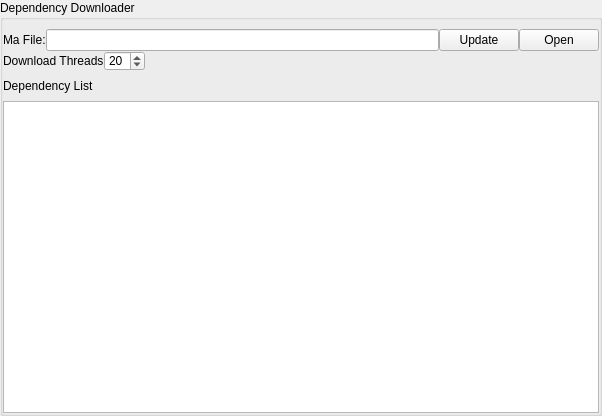
Old version of the form plugins/dependency_loader/gui/main.ui in the repository MayaFramework/Framework.
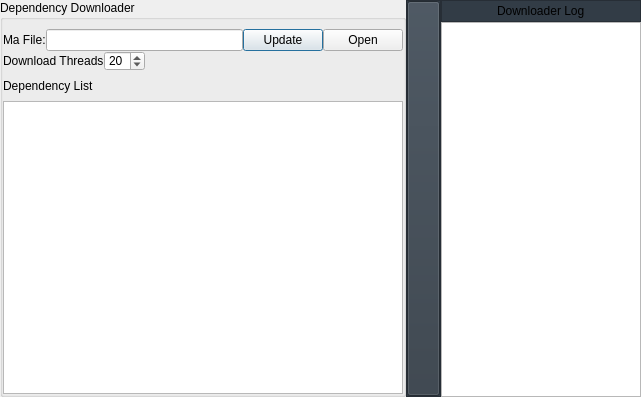
New version of the form.

Patch:
```diff
--- a/plugins/dependency_loader/gui/main.ui
+++ b/plugins/dependency_loader/gui/main.ui
@@ -1,32 +1,23 @@
 <?xml version="1.0" encoding="UTF-8"?>
 <ui version="4.0">
- <class>Form</class>
- <widget class="QWidget" name="Form">
+ <class>Dialog</class>
+ <widget class="QDialog" name="Dialog">
   <property name="geometry">
    <rect>
     <x>0</x>
     <y>0</y>
-    <width>602</width>
-    <height>416</height>
+    <width>637</width>
+    <height>397</height>
    </rect>
   </property>
   <property name="windowTitle">
    <string>Downloader: Miguel Molledo</string>
   </property>
-  <layout class="QVBoxLayout" name="verticalLayout_3">
+  <layout class="QHBoxLayout" name="horizontalLayout_5">
    <property name="spacing">
     <number>0</number>
    </property>
-   <property name="leftMargin">
-    <number>0</number>
-   </property>
-   <property name="topMargin">
-    <number>0</number>
-   </property>
-   <property name="rightMargin">
-    <number>0</number>
-   </property>
-   <property name="bottomMargin">
+   <property name="margin">
     <number>0</number>
    </property>
    <item>
@@ -34,7 +25,7 @@
      <property name="title">
       <string>Dependency Downloader</string>
      </property>
-     <layout class="QVBoxLayout" name="verticalLayout_2">
+     <layout class="QVBoxLayout" name="verticalLayout_6">
       <property name="spacing">
        <number>0</number>
       </property>
@@ -51,9 +42,9 @@
        <number>0</number>
       </property>
       <item>
-       <layout class="QHBoxLayout" name="horizontalLayout">
+       <layout class="QHBoxLayout" name="horizontalLayout_12">
         <item>
-         <widget class="QLabel" name="label">
+         <widget class="QLabel" name="label_2">
           <property name="text">
            <string>Ma File:</string>
           </property>
@@ -68,6 +59,18 @@
         </item>
         <item>
          <widget class="QPushButton" name="update_btn">
+          <property name="sizePolicy">
+           <sizepolicy hsizetype="Fixed" vsizetype="Fixed">
+            <horstretch>0</horstretch>
+            <verstretch>0</verstretch>
+           </sizepolicy>
+          </property>
+          <property name="minimumSize">
+           <size>
+            <width>40</width>
+            <height>0</height>
+           </size>
+          </property>
           <property name="toolTip">
            <string>Update recursively the file that must be an [.ma]</string>
           </property>
@@ -78,6 +81,18 @@
         </item>
         <item>
          <widget class="QPushButton" name="open_btn">
+          <property name="sizePolicy">
+           <sizepolicy hsizetype="Fixed" vsizetype="Fixed">
+            <horstretch>0</horstretch>
+            <verstretch>0</verstretch>
+           </sizepolicy>
+          </property>
+          <property name="minimumSize">
+           <size>
+            <width>40</width>
+            <height>0</height>
+           </size>
+          </property>
           <property name="text">
            <string>Open</string>
           </property>
@@ -86,7 +101,7 @@
        </layout>
       </item>
       <item>
-       <layout class="QHBoxLayout" name="horizontalLayout_2">
+       <layout class="QHBoxLayout" name="horizontalLayout_13">
         <property name="spacing">
          <number>0</number>
         </property>
@@ -129,7 +144,7 @@
          </widget>
         </item>
         <item>
-         <spacer name="horizontalSpacer">
+         <spacer name="horizontalSpacer_5">
           <property name="orientation">
            <enum>Qt::Horizontal</enum>
           </property>
@@ -144,9 +159,9 @@
        </layout>
       </item>
       <item>
-       <layout class="QHBoxLayout" name="horizontalLayout_3">
+       <layout class="QHBoxLayout" name="horizontalLayout_14">
         <item>
-         <widget class="QLabel" name="label_2">
+         <widget class="QLabel" name="label_3">
           <property name="text">
            <string>Dependency List</string>
           </property>
@@ -191,6 +206,12 @@
       </item>
       <item>
        <widget class="QListWidget" name="dependency_list">
+        <property name="minimumSize">
+         <size>
+          <width>400</width>
+          <height>0</height>
+         </size>
+        </property>
         <property name="contextMenuPolicy">
          <enum>Qt::CustomContextMenu</enum>
         </property>
@@ -202,6 +223,177 @@
      </layout>
     </widget>
    </item>
+   <item>
+    <widget class="QFrame" name="frame_2">
+     <property name="minimumSize">
+      <size>
+       <width>35</width>
+       <height>0</height>
+      </size>
+     </property>
+     <property name="maximumSize">
+      <size>
+       <width>35</width>
+       <height>16777215</height>
+      </size>
+     </property>
+     <property name="styleSheet">
+      <string notr="true">background-color: rgb(50, 60, 70);</string>
+     </property>
+     <property name="frameShape">
+      <enum>QFrame::StyledPanel</enum>
+     </property>
+     <property name="frameShadow">
+      <enum>QFrame::Raised</enum>
+     </property>
+     <layout class="QVBoxLayout" name="verticalLayout_2">
+      <property name="spacing">
+       <number>0</number>
+      </property>
+      <property name="margin">
+       <number>0</number>
+      </property>
+      <item>
+       <layout class="QVBoxLayout" name="verticalLayout_3">
+        <property name="spacing">
+         <number>0</number>
+        </property>
+        <item>
+         <widget class="QPushButton" name="log_btn">
+          <property name="sizePolicy">
+           <sizepolicy hsizetype="Minimum" vsizetype="Expanding">
+            <horstretch>0</horstretch>
+            <verstretch>0</verstretch>
+           </sizepolicy>
+          </property>
+          <property name="autoFillBackground">
+           <bool>false</bool>
+          </property>
+          <property name="text">
+           <string/>
+          </property>
+          <property name="iconSize">
+           <size>
+            <width>24</width>
+            <height>24</height>
+           </size>
+          </property>
+          <property name="shortcut">
+           <string>Ctrl+S</string>
+          </property>
+         </widget>
+        </item>
+       </layout>
+      </item>
+     </layout>
+    </widget>
+   </item>
+   <item>
+    <widget class="QWidget" name="log_widget" native="true">
+     <property name="minimumSize">
+      <size>
+       <width>200</width>
+       <height>0</height>
+      </size>
+     </property>
+     <property name="maximumSize">
+      <size>
+       <width>600</width>
+       <height>16000</height>
+      </size>
+     </property>
+     <layout class="QHBoxLayout" name="horizontalLayout_2">
+      <property name="spacing">
+       <number>0</number>
+      </property>
+      <property name="margin">
+       <number>0</number>
+      </property>
+      <item>
+       <layout class="QHBoxLayout" name="horizontalLayout">
+        <property name="spacing">
+         <number>0</number>
+        </property>
+        <item>
+         <layout class="QVBoxLayout" name="verticalLayout_4">
+          <property name="spacing">
+           <number>0</number>
+          </property>
+          <item>
+           <widget class="QFrame" name="frame">
+            <property name="styleSheet">
+             <string notr="true">background-color: rgb(50, 60, 70);</string>
+            </property>
+            <property name="frameShape">
+             <enum>QFrame::StyledPanel</enum>
+            </property>
+            <property name="frameShadow">
+             <enum>QFrame::Raised</enum>
+            </property>
+            <layout class="QVBoxLayout" name="verticalLayout">
+             <property name="spacing">
+              <number>0</number>
+             </property>
+             <property name="margin">
+              <number>0</number>
+             </property>
+             <item>
+              <layout class="QHBoxLayout" name="horizontalLayout_3">
+               <property name="spacing">
+                <number>0</number>
+               </property>
+               <item>
+                <spacer name="horizontalSpacer_2">
+                 <property name="orientation">
+                  <enum>Qt::Horizontal</enum>
+                 </property>
+                 <property name="sizeHint" stdset="0">
+                  <size>
+                   <width>40</width>
+                   <height>20</height>
+                  </size>
+                 </property>
+                </spacer>
+               </item>
+               <item>
+                <widget class="QLabel" name="label">
+                 <property name="text">
+                  <string>Downloader Log</string>
+                 </property>
+                </widget>
+               </item>
+               <item>
+                <spacer name="horizontalSpacer_3">
+                 <property name="orientation">
+                  <enum>Qt::Horizontal</enum>
+                 </property>
+                 <property name="sizeHint" stdset="0">
+                  <size>
+                   <width>40</width>
+                   <height>20</height>
+                  </size>
+                 </property>
+                </spacer>
+               </item>
+              </layout>
+             </item>
+            </layout>
+           </widget>
+          </item>
+          <item>
+           <widget class="QPlainTextEdit" name="log_text_widget">
+            <property name="readOnly">
+             <bool>true</bool>
+            </property>
+           </widget>
+          </item>
+         </layout>
+        </item>
+       </layout>
+      </item>
+     </layout>
+    </widget>
+   </item>
   </layout>
  </widget>
  <resources/>
```
Left out of the diff: 2 changed lines with no effect on the pictures.
